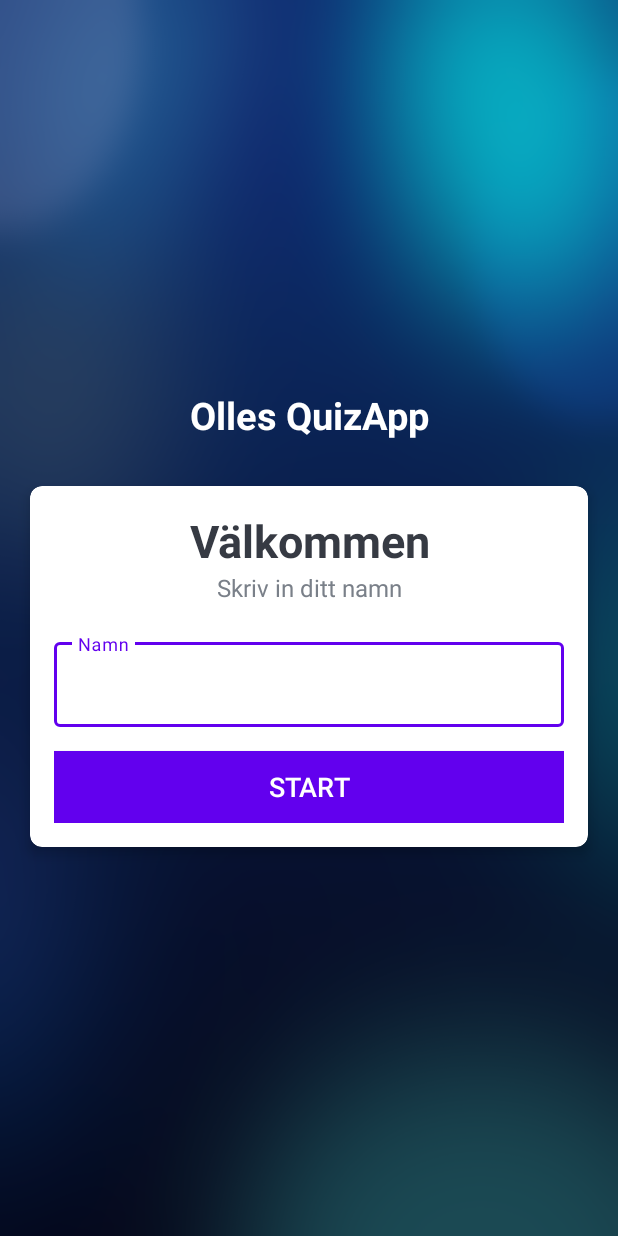
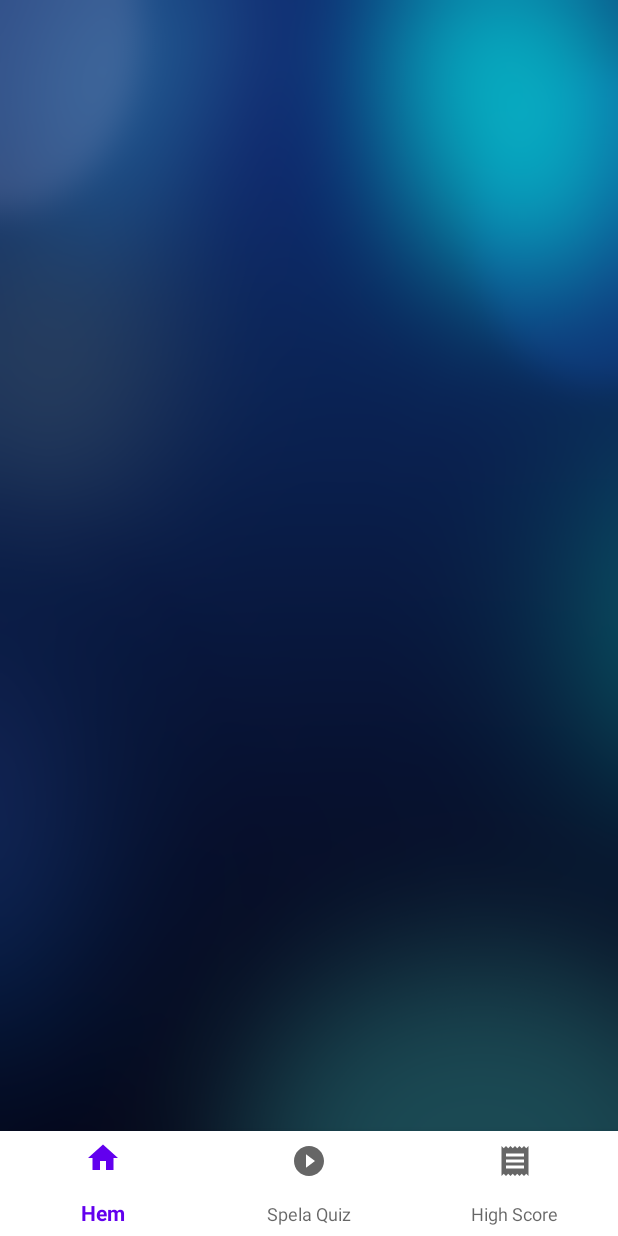
Before and after one commit to olofHammar/QuizApp1, an Android app: the screen it shows after launch (MainActivity), on a phone screen of 412 x 824 dp. Run offline under Robolectric (Android 15) with nearby library versions, the phone set to English and light mode, and no system bars.

Commit message:
added bottom navigation and first try on listener

```diff
--- a/app/build.gradle
+++ b/app/build.gradle
@@ -31,9 +31,12 @@ dependencies {
     implementation 'androidx.core:core-ktx:1.3.1'
     implementation 'androidx.appcompat:appcompat:1.2.0'
     implementation 'androidx.constraintlayout:constraintlayout:2.0.1'
+    implementation 'com.google.android.material:material:1.0.0'
     implementation 'com.google.android.material:material:1.0.0-alpha02'
+    implementation 'androidx.legacy:legacy-support-v4:1.0.0'
     testImplementation 'junit:junit:4.12'
     androidTestImplementation 'androidx.test.ext:junit:1.1.2'
     androidTestImplementation 'androidx.test.espresso:espresso-core:3.3.0'
     implementation 'me.zhanghai.android.materialprogressbar:library:1.6.1'
+
 }
--- /dev/null
+++ b/app/src/main/java/com/example/quizapp1/Home.kt
@@ -0,0 +1,59 @@
+package com.example.quizapp1
+
+import android.os.Bundle
+import androidx.fragment.app.Fragment
+import android.view.LayoutInflater
+import android.view.View
+import android.view.ViewGroup
+
+// TODO: Rename parameter arguments, choose names that match
+// the fragment initialization parameters, e.g. ARG_ITEM_NUMBER
+private const val ARG_PARAM1 = "param1"
+private const val ARG_PARAM2 = "param2"
+
+/**
+ * A simple [Fragment] subclass.
+ * Use the [Home.newInstance] factory method to
+ * create an instance of this fragment.
+ */
+class Home : Fragment() {
+    // TODO: Rename and change types of parameters
+    private var param1: String? = null
+    private var param2: String? = null
+
+    override fun onCreate(savedInstanceState: Bundle?) {
+        super.onCreate(savedInstanceState)
+        arguments?.let {
+            param1 = it.getString(ARG_PARAM1)
+            param2 = it.getString(ARG_PARAM2)
+        }
+    }
+
+    override fun onCreateView(
+        inflater: LayoutInflater, container: ViewGroup?,
+        savedInstanceState: Bundle?
+    ): View? {
+        // Inflate the layout for this fragment
+        return inflater.inflate(R.layout.fragment_home, container, false)
+    }
+
+    companion object {
+        /**
+         * Use this factory method to create a new instance of
+         * this fragment using the provided parameters.
+         *
+         * @param param1 Parameter 1.
+         * @param param2 Parameter 2.
+         * @return A new instance of fragment Home.
+         */
+        // TODO: Rename and change types and number of parameters
+        @JvmStatic
+        fun newInstance(param1: String, param2: String) =
+            Home().apply {
+                arguments = Bundle().apply {
+                    putString(ARG_PARAM1, param1)
+                    putString(ARG_PARAM2, param2)
+                }
+            }
+    }
+}
--- a/app/src/main/java/com/example/quizapp1/MainActivity.kt
+++ b/app/src/main/java/com/example/quizapp1/MainActivity.kt
@@ -5,6 +5,7 @@ import androidx.appcompat.app.AppCompatActivity
 import android.os.Bundle
 import android.view.View
 import android.widget.Toast
+import com.google.android.material.bottomnavigation.BottomNavigationView
 import kotlinx.android.synthetic.main.activity_main.*
 
 class MainActivity : AppCompatActivity() {
@@ -12,14 +13,23 @@ class MainActivity : AppCompatActivity() {
         super.onCreate(savedInstanceState)
         setContentView(R.layout.activity_main)
 
-        /*
-        Lägg till fler kategorier av frågor, tex byggnader eller kändisar.
-        Alternativt gör kategorier av världsdelar där man kan välja att få flagg-frågor
-        om tex Europa, Afrika eller hela världen.
-         */
-        //Denna rad tar bort raden högst upp som visar batteri, klocka etc
         window.decorView.systemUiVisibility = View.SYSTEM_UI_FLAG_FULLSCREEN
 
+        var btmNav: BottomNavigationView = findViewById(R.id.bottom_navigation_view)
+
+        btmNav.setOnNavigationItemSelectedListener { item ->
+            when(item.itemId){
+                R.id.nav_home -> {}
+
+                R.id.nav_play -> {}
+
+                R.id.nav_high_score -> {}
+
+                else -> {}
+            }
+            true
+        }
+        /*
         btn_start.setOnClickListener {
             if (et_name.text.toString().isEmpty()) {
                 Toast.makeText(this, "Skriv in ditt namn", Toast.LENGTH_SHORT).show()
@@ -32,5 +42,7 @@ class MainActivity : AppCompatActivity() {
                 finish()
             }
         }
+
+         */
     }
 }
--- /dev/null
+++ b/app/src/main/res/drawable/ic_baseline_high_score_24.xml
@@ -0,0 +1,5 @@
+<vector android:height="24dp" android:tint="#0E6FB8"
+    android:viewportHeight="24" android:viewportWidth="24"
+    android:width="24dp" xmlns:android="http://schemas.android.com/apk/res/android">
+    <path android:fillColor="@android:color/white" android:pathData="M18,17L6,17v-2h12v2zM18,13L6,13v-2h12v2zM18,9L6,9L6,7h12v2zM3,22l1.5,-1.5L6,22l1.5,-1.5L9,22l1.5,-1.5L12,22l1.5,-1.5L15,22l1.5,-1.5L18,22l1.5,-1.5L21,22L21,2l-1.5,1.5L18,2l-1.5,1.5L15,2l-1.5,1.5L12,2l-1.5,1.5L9,2 7.5,3.5 6,2 4.5,3.5 3,2v20z"/>
+</vector>
--- /dev/null
+++ b/app/src/main/res/drawable/ic_baseline_home_24.xml
@@ -0,0 +1,5 @@
+<vector android:height="24dp" android:tint="#0E6FB8"
+    android:viewportHeight="24" android:viewportWidth="24"
+    android:width="24dp" xmlns:android="http://schemas.android.com/apk/res/android">
+    <path android:fillColor="@android:color/white" android:pathData="M10,20v-6h4v6h5v-8h3L12,3 2,12h3v8z"/>
+</vector>
--- /dev/null
+++ b/app/src/main/res/drawable/ic_baseline_play_circle_filled_24.xml
@@ -0,0 +1,5 @@
+<vector android:height="24dp" android:tint="#0E6FB8"
+    android:viewportHeight="24" android:viewportWidth="24"
+    android:width="24dp" xmlns:android="http://schemas.android.com/apk/res/android">
+    <path android:fillColor="@android:color/white" android:pathData="M12,2C6.48,2 2,6.48 2,12s4.48,10 10,10 10,-4.48 10,-10S17.52,2 12,2zM10,16.5v-9l6,4.5 -6,4.5z"/>
+</vector>
--- /dev/null
+++ b/app/src/main/res/drawable/ic_baseline_receipt_24.xml
@@ -0,0 +1,5 @@
+<vector android:height="24dp" android:tint="#0E6FB8"
+    android:viewportHeight="24" android:viewportWidth="24"
+    android:width="24dp" xmlns:android="http://schemas.android.com/apk/res/android">
+    <path android:fillColor="@android:color/white" android:pathData="M18,17L6,17v-2h12v2zM18,13L6,13v-2h12v2zM18,9L6,9L6,7h12v2zM3,22l1.5,-1.5L6,22l1.5,-1.5L9,22l1.5,-1.5L12,22l1.5,-1.5L15,22l1.5,-1.5L18,22l1.5,-1.5L21,22L21,2l-1.5,1.5L18,2l-1.5,1.5L15,2l-1.5,1.5L12,2l-1.5,1.5L9,2 7.5,3.5 6,2 4.5,3.5 3,2v20z"/>
+</vector>
--- a/app/src/main/res/layout/activity_main.xml
+++ b/app/src/main/res/layout/activity_main.xml
@@ -1,94 +1,33 @@
 <?xml version="1.0" encoding="utf-8"?>
-<LinearLayout xmlns:android="http://schemas.android.com/apk/res/android"
+<androidx.constraintlayout.widget.ConstraintLayout xmlns:android="http://schemas.android.com/apk/res/android"
     xmlns:app="http://schemas.android.com/apk/res-auto"
     xmlns:tools="http://schemas.android.com/tools"
     android:layout_width="match_parent"
     android:layout_height="match_parent"
-    android:gravity="center"
-    android:background="@drawable/backgroundblue"
-    android:orientation="vertical"
     tools:context=".MainActivity">
 
-    <TextView
-        android:id="@+id/tv_app_name"
+
+    <FrameLayout
+        android:id="@+id/fragment_layout"
         android:layout_width="match_parent"
-        android:layout_height="wrap_content"
-        android:layout_marginBottom="30dp"
-        android:gravity="center"
-        android:text="Olles QuizApp"
-        android:textColor="@android:color/white"
-        android:textSize="25sp"
-        android:textStyle="bold" />
+        android:layout_height="0dp"
+        app:layout_constraintBottom_toTopOf="@+id/bottom_navigation_view"
+        app:layout_constraintEnd_toEndOf="parent"
+        app:layout_constraintStart_toStartOf="parent"
+        app:layout_constraintTop_toTopOf="parent"
+        android:background="@drawable/backgroundblue">
 
-    <androidx.cardview.widget.CardView
+    </FrameLayout>
+
+    <com.google.android.material.bottomnavigation.BottomNavigationView
+        android:id="@+id/bottom_navigation_view"
         android:layout_width="match_parent"
-        android:layout_height="wrap_content"
-        android:layout_marginStart="20dp"
-        android:layout_marginEnd="20dp"
+        android:layout_height="70dp"
         android:background="@android:color/white"
-        app:cardCornerRadius="8dp"
-        app:cardElevation="5dp">
-
-        <LinearLayout
-            android:layout_width="match_parent"
-            android:layout_height="wrap_content"
-            android:orientation="vertical"
-            android:padding="16dp">
-
-            <TextView
-                android:layout_width="match_parent"
-                android:layout_height="wrap_content"
-                android:gravity="center"
-                android:text="Välkommen"
-                android:textColor="#363A43"
-                android:textSize="30sp"
-                android:textStyle="bold" />
-
-            <TextView
-                android:layout_width="match_parent"
-                android:layout_height="wrap_content"
-                android:gravity="center"
-                android:text="Skriv in ditt namn"
-                android:textColor="#7A8089"
-                android:textSize="16sp"
-                />
-
-            <com.google.android.material.textfield.TextInputLayout
-                android:layout_width="match_parent"
-                android:layout_height="wrap_content"
-                android:layout_marginTop="20dp"
-                style="@style/Widget.MaterialComponents.TextInputLayout.OutlinedBox"
-                >
-
-                <androidx.appcompat.widget.AppCompatEditText
-                    android:id="@+id/et_name"
-                    android:layout_width="match_parent"
-                    android:layout_height="wrap_content"
-                    android:hint="Namn"
-                    android:textColor="#363A43"
-                    android:textColorHint="#7A8089" />
-
-
-            </com.google.android.material.textfield.TextInputLayout>
-
-            <Button
-                android:id="@+id/btn_start"
-                android:layout_width="match_parent"
-                android:layout_height="wrap_content"
-                android:layout_marginTop="16dp"
-                android:background="@color/colorPrimary"
-                android:text="Start"
-                android:textSize="18dp"
-                android:textColor="@android:color/white">
-
-            </Button>
-
-
-        </LinearLayout>
-
-
-    </androidx.cardview.widget.CardView>
+        app:layout_constraintBottom_toBottomOf="parent"
+        app:menu="@menu/menu2"/>
 
 
 
-</LinearLayout>
+
+</androidx.constraintlayout.widget.ConstraintLayout>
--- /dev/null
+++ b/app/src/main/res/layout/fragment_home.xml
@@ -0,0 +1,14 @@
+<?xml version="1.0" encoding="utf-8"?>
+<FrameLayout xmlns:android="http://schemas.android.com/apk/res/android"
+    xmlns:tools="http://schemas.android.com/tools"
+    android:layout_width="match_parent"
+    android:layout_height="match_parent"
+    tools:context=".Home">
+
+    <!-- TODO: Update blank fragment layout -->
+    <TextView
+        android:layout_width="match_parent"
+        android:layout_height="match_parent"
+        android:text="@string/hello_blank_fragment" />
+
+</FrameLayout>
--- /dev/null
+++ b/app/src/main/res/menu/menu2.xml
@@ -0,0 +1,16 @@
+<?xml version="1.0" encoding="utf-8"?>
+<menu xmlns:android="http://schemas.android.com/apk/res/android">
+
+    <item
+        android:id="@+id/nav_home"
+        android:title="Hem"
+        android:icon="@drawable/ic_baseline_home_24"/>
+    <item
+        android:id="@+id/nav_play"
+        android:title="Spela Quiz"
+        android:icon="@drawable/ic_baseline_play_circle_filled_24"/>
+    <item
+        android:id="@+id/nav_high_score"
+        android:title="High Score"
+        android:icon="@drawable/ic_baseline_high_score_24"/>
+</menu>
--- a/app/src/main/res/values/strings.xml
+++ b/app/src/main/res/values/strings.xml
@@ -1,3 +1,5 @@
 <resources>
     <string name="app_name">QuizApp1</string>
+    <!-- TODO: Remove or change this placeholder text -->
+    <string name="hello_blank_fragment">Hello blank fragment</string>
 </resources>
```
